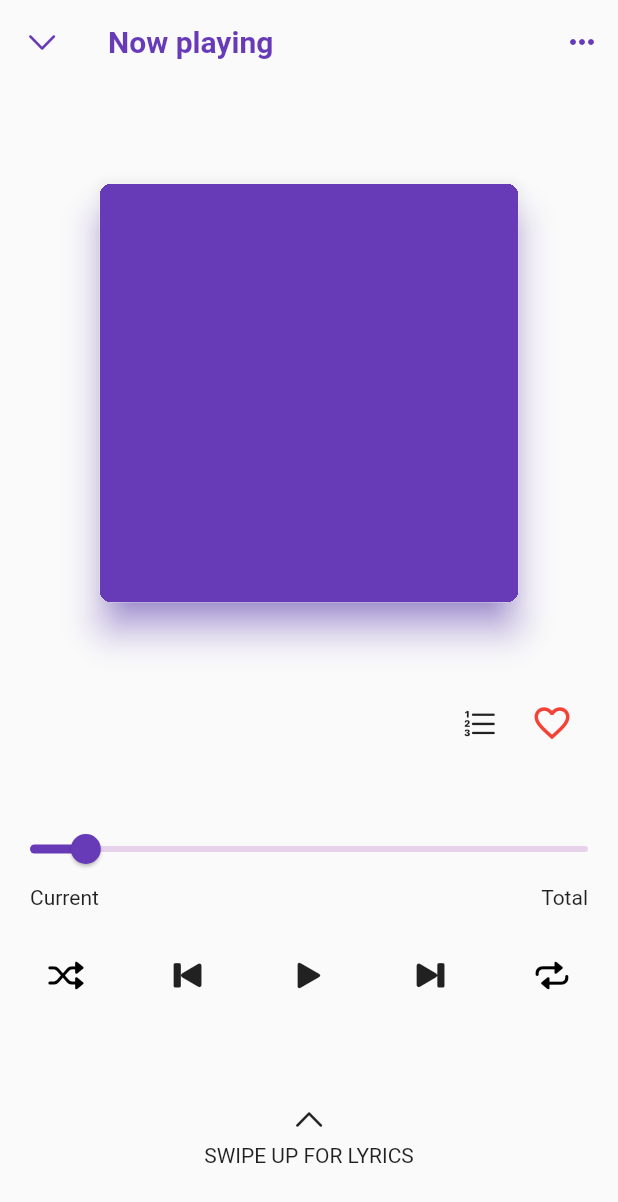
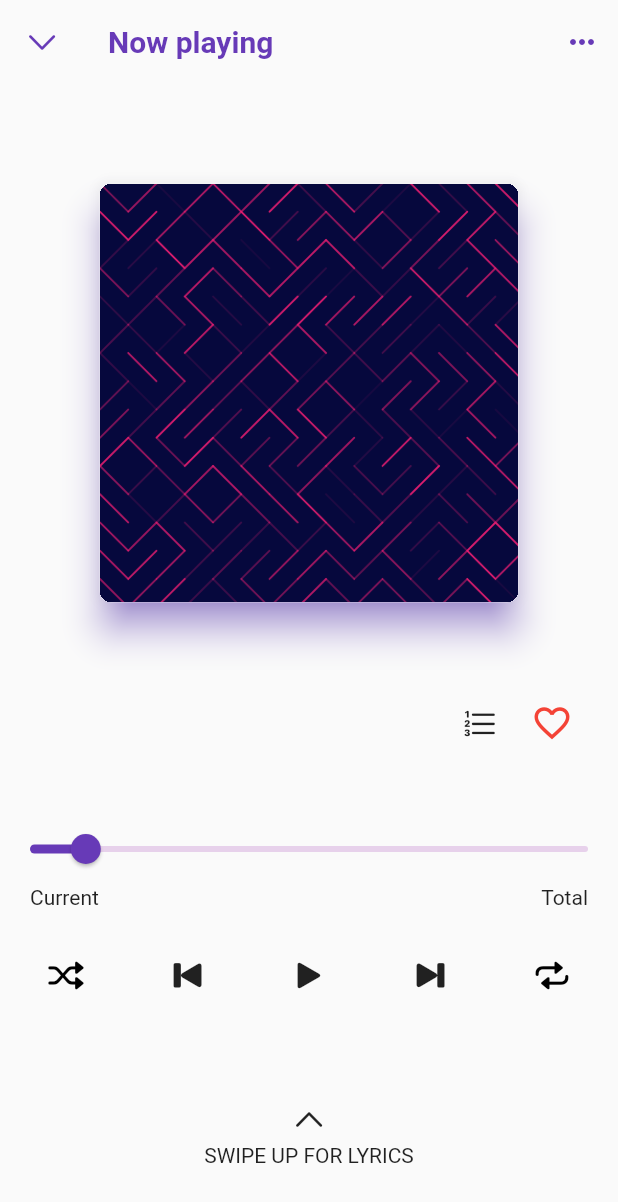
Before and after one commit to kingdennis-crypto/MusicBox, a Flutter app: the MusicDetailScreen screen opened directly with empty values, on a phone screen of 412 x 824 dp. Shown: the top 1202 px of the screen. Run offline on Flutter 3.47's test engine with Material 2 defaults, Android fonts, the phone set to English and light mode, and no system bars; drawn by our look-alikes of sliding_up_panel; our stand-ins replace flutter_svg, get; network calls fail.

Commit message:
feat: :lipstick: Added a cover image

```diff
--- a/lib/music_detail.dart
+++ b/lib/music_detail.dart
@@ -151,7 +151,13 @@ class _MusicDetailScreenState extends State<MusicDetailScreen>
                     clipBehavior: Clip.hardEdge,
                     child: Container(
                       width: MediaQuery.of(context).size.width - 20,
-                      color: Colors.deepPurple,
+                      decoration: const BoxDecoration(
+                        color: Color(0xFF06083D),
+                        image: DecorationImage(
+                          image: AssetImage('assets/ttten.png'),
+                          fit: BoxFit.cover,
+                        ),
+                      ),
                     ),
                   ),
                 ),
```
Also changed, not shown: assets/ttten.png (added).
